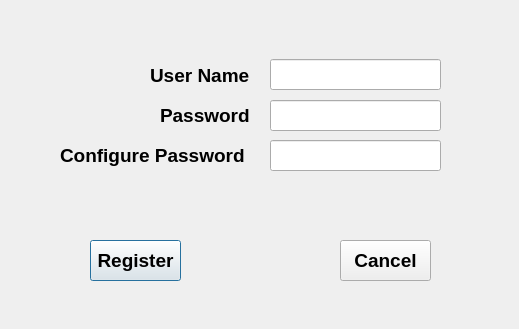
This is Chatting Room/UI/RegisterWind.ui in MeiCorl/Chatting-Room as Qt 5 draws it before an edit. The edited form follows.
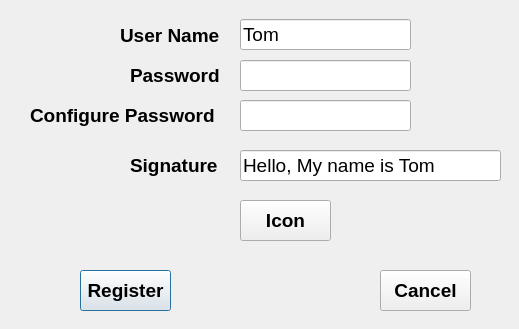
This is the edited form. Icons and pictures are not drawn.

```diff
--- a/Chatting Room/UI/RegisterWind.ui
+++ b/Chatting Room/UI/RegisterWind.ui
@@ -19,8 +19,8 @@
   <widget class="QLabel" name="label">
    <property name="geometry">
     <rect>
-     <x>150</x>
-     <y>60</y>
+     <x>120</x>
+     <y>20</y>
      <width>111</width>
      <height>31</height>
     </rect>
@@ -43,8 +43,8 @@
   <widget class="QLabel" name="label_2">
    <property name="geometry">
     <rect>
-     <x>160</x>
-     <y>100</y>
+     <x>130</x>
+     <y>60</y>
      <width>111</width>
      <height>31</height>
     </rect>
@@ -67,8 +67,8 @@
   <widget class="QLabel" name="label_3">
    <property name="geometry">
     <rect>
-     <x>60</x>
-     <y>140</y>
+     <x>30</x>
+     <y>100</y>
      <width>201</width>
      <height>31</height>
     </rect>
@@ -91,8 +91,8 @@
   <widget class="QLineEdit" name="user_name">
    <property name="geometry">
     <rect>
-     <x>270</x>
-     <y>59</y>
+     <x>240</x>
+     <y>19</y>
      <width>171</width>
      <height>31</height>
     </rect>
@@ -103,12 +103,15 @@
      <pointsize>14</pointsize>
     </font>
    </property>
+   <property name="text">
+    <string>Tom</string>
+   </property>
   </widget>
   <widget class="QLineEdit" name="password_1">
    <property name="geometry">
     <rect>
-     <x>270</x>
-     <y>100</y>
+     <x>240</x>
+     <y>60</y>
      <width>171</width>
      <height>31</height>
     </rect>
@@ -123,8 +126,8 @@
   <widget class="QLineEdit" name="password_2">
    <property name="geometry">
     <rect>
-     <x>270</x>
-     <y>140</y>
+     <x>240</x>
+     <y>100</y>
      <width>171</width>
      <height>31</height>
     </rect>
@@ -139,8 +142,8 @@
   <widget class="QPushButton" name="registerButton">
    <property name="geometry">
     <rect>
-     <x>90</x>
-     <y>240</y>
+     <x>80</x>
+     <y>270</y>
      <width>91</width>
      <height>41</height>
     </rect>
@@ -160,8 +163,8 @@
   <widget class="QPushButton" name="cancelButton">
    <property name="geometry">
     <rect>
-     <x>340</x>
-     <y>240</y>
+     <x>380</x>
+     <y>270</y>
      <width>91</width>
      <height>41</height>
     </rect>
@@ -178,6 +181,89 @@
     <string>Cancel</string>
    </property>
   </widget>
+  <widget class="QPushButton" name="iconButton">
+   <property name="geometry">
+    <rect>
+     <x>240</x>
+     <y>200</y>
+     <width>91</width>
+     <height>41</height>
+    </rect>
+   </property>
+   <property name="font">
+    <font>
+     <family>Arial</family>
+     <pointsize>14</pointsize>
+     <weight>75</weight>
+     <bold>true</bold>
+    </font>
+   </property>
+   <property name="text">
+    <string>Icon</string>
+   </property>
+  </widget>
+  <widget class="QLabel" name="head_icon">
+   <property name="geometry">
+    <rect>
+     <x>350</x>
+     <y>190</y>
+     <width>60</width>
+     <height>60</height>
+    </rect>
+   </property>
+   <property name="autoFillBackground">
+    <bool>false</bool>
+   </property>
+   <property name="styleSheet">
+    <string notr="true"/>
+   </property>
+   <property name="text">
+    <string/>
+   </property>
+  </widget>
+  <widget class="QLabel" name="label_4">
+   <property name="geometry">
+    <rect>
+     <x>130</x>
+     <y>150</y>
+     <width>91</width>
+     <height>31</height>
+    </rect>
+   </property>
+   <property name="font">
+    <font>
+     <family>Arial</family>
+     <pointsize>14</pointsize>
+     <weight>75</weight>
+     <bold>true</bold>
+    </font>
+   </property>
+   <property name="styleSheet">
+    <string notr="true">background: transparent</string>
+   </property>
+   <property name="text">
+    <string>Signature</string>
+   </property>
+  </widget>
+  <widget class="QLineEdit" name="signature">
+   <property name="geometry">
+    <rect>
+     <x>240</x>
+     <y>150</y>
+     <width>261</width>
+     <height>31</height>
+    </rect>
+   </property>
+   <property name="font">
+    <font>
+     <family>Arial</family>
+     <pointsize>14</pointsize>
+    </font>
+   </property>
+   <property name="text">
+    <string>Hello, My name is Tom</string>
+   </property>
+  </widget>
  </widget>
  <resources>
   <include location="../img.qrc"/>
```
Left out of the diff: 3 changed lines with no effect on the pictures.
